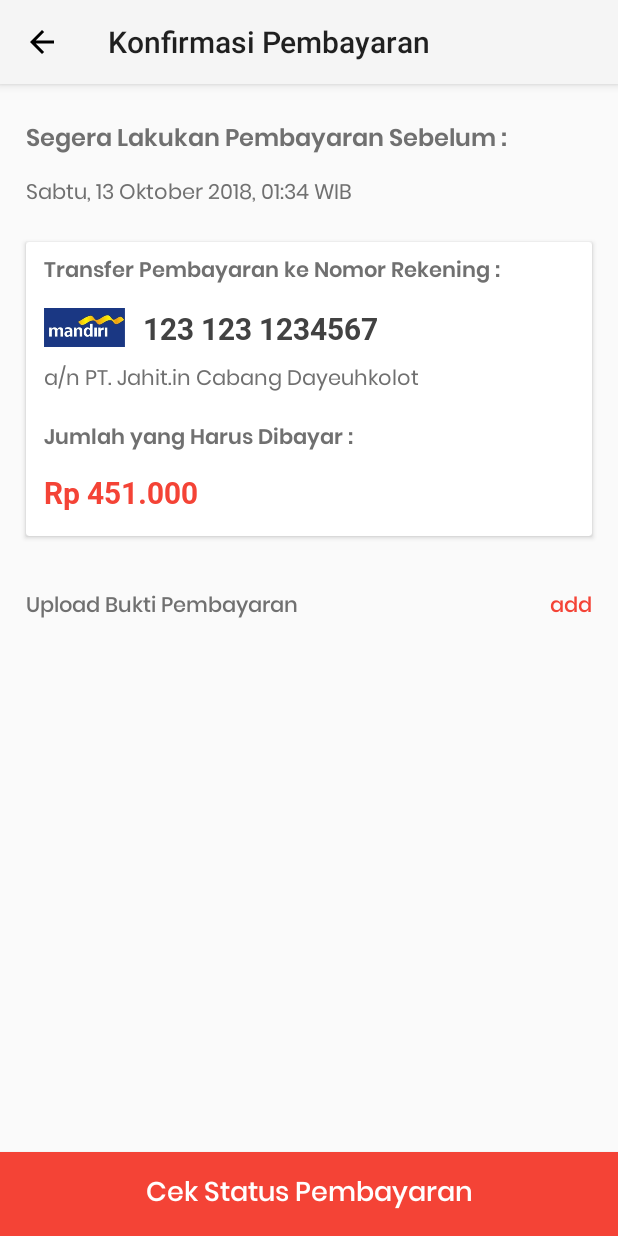
After one commit to Ghalistan/Jahit.in, an Android app: the Bayar2 screen opened directly, with no data from a screen before it, on a phone screen of 412 x 824 dp. The commit adds this screen. Run offline under Robolectric (Android 15) with nearby library versions, the phone set to English and light mode, and no system bars.

Commit message:
(WIP) Bayar & Bayar2
-Rename file
-penambahan dependencies
-penambahan halaman bayar
-linking activity

```diff
--- a/app/build.gradle
+++ b/app/build.gradle
@@ -4,7 +4,7 @@ android {
     compileSdkVersion 27
     defaultConfig {
         applicationId "protel.jahitin"
-        minSdkVersion 17
+        minSdkVersion 21
         targetSdkVersion 27
         versionCode 1
         versionName "1.0"
@@ -30,4 +30,5 @@ dependencies {
     implementation 'com.android.support:cardview-v7:27.1.1'
     implementation 'com.android.support:recyclerview-v7:27.1.1'
     implementation 'com.android.support:design:27.1.1'
+    implementation 'com.github.aakira:expandable-layout:1.6.0@aar'
 }
--- /dev/null
+++ b/app/src/main/java/protel/jahitin/Bayar2.java
@@ -0,0 +1,42 @@
+package protel.jahitin;
+
+import android.support.v7.app.AppCompatActivity;
+import android.os.Bundle;
+import android.view.View;
+import android.view.Window;
+import android.support.v7.widget.Toolbar;
+import android.widget.Button;
+
+public class Bayar2 extends AppCompatActivity implements View.OnClickListener{
+    Toolbar myToolbar;
+    private Button btnMove;
+
+    @Override
+    protected void onCreate(Bundle savedInstanceState) {
+        this.requestWindowFeature(Window.FEATURE_NO_TITLE);
+        this.setContentView(R.layout.activity_bayar2);
+        super.onCreate(savedInstanceState);
+
+        myToolbar = findViewById(R.id.Bayar2_toolbar);
+        myToolbar.setTitle("Konfirmasi Pembayaran");
+        myToolbar.setNavigationIcon(R.drawable.ic_arrow_back_black_24dp);
+        myToolbar.setNavigationOnClickListener(new View.OnClickListener() {
+            @Override
+            public void onClick(View v) {
+                onBackPressed();
+            }
+        });
+        setSupportActionBar(myToolbar);
+
+        btnMove = findViewById(R.id.Bayar2Button);
+        btnMove.setOnClickListener(this);
+    }
+
+    @Override
+    public void onClick(View v) {
+        switch (v.getId()) {
+            case R.id.Bayar2Button:
+                break;
+        }
+    }
+}
--- /dev/null
+++ b/app/src/main/res/drawable/ic_arrow_back_black_24dp.xml
@@ -0,0 +1,5 @@
+<vector android:height="24dp" android:tint="#000000"
+    android:viewportHeight="24.0" android:viewportWidth="24.0"
+    android:width="24dp" xmlns:android="http://schemas.android.com/apk/res/android">
+    <path android:fillColor="#ff000000" android:pathData="M20,11H7.83l5.59,-5.59L12,4l-8,8 8,8 1.41,-1.41L7.83,13H20v-2z"/>
+</vector>
--- a/app/src/main/res/layout/activity_konfirmasi_pembayaran.xml
+++ b/app/src/main/res/layout/activity_bayar2.xml
@@ -1,9 +1,17 @@
 <?xml version="1.0" encoding="utf-8"?>
-<LinearLayout
-    xmlns:android="http://schemas.android.com/apk/res/android"
+<LinearLayout xmlns:android="http://schemas.android.com/apk/res/android"
+    xmlns:app="http://schemas.android.com/apk/res-auto"
     android:layout_width="match_parent"
     android:layout_height="match_parent"
     android:orientation="vertical">
+    <android.support.v7.widget.Toolbar
+        android:id="@+id/Bayar2_toolbar"
+        android:layout_width="match_parent"
+        android:layout_height="?attr/actionBarSize"
+        android:background="?attr/colorPrimary"
+        android:elevation="4dp"
+        android:theme="@style/ThemeOverlay.AppCompat.ActionBar"
+        app:popupTheme="@style/Theme.AppCompat.Light"/>
     <RelativeLayout
         android:layout_width="match_parent"
         android:layout_height="wrap_content"
@@ -111,9 +119,10 @@
         android:layout_width="match_parent"
         android:layout_height="match_parent">
         <Button
-            style="@style/CekStatButton"
+            style="@style/StatButton"
+            android:id="@+id/Bayar2Button"
             android:layout_width="match_parent"
-            android:layout_height="wrap_content"
+            android:layout_height="?attr/actionBarSize"
             android:text="Cek Status Pembayaran"
             android:layout_alignParentBottom="true"/>
     </RelativeLayout>
--- a/app/src/main/res/values/styles.xml
+++ b/app/src/main/res/values/styles.xml
@@ -1,15 +1,15 @@
 <resources>
     <!-- Base application theme. -->
-    <style name="AppTheme" parent="Theme.AppCompat.Light.DarkActionBar">
+    <style name="AppTheme" parent="android:Theme.Material.Light">
         <!-- Customize your theme here. -->
         <item name="colorPrimary">@color/colorPrimary</item>
         <item name="colorPrimaryDark">@color/colorPrimaryDark</item>
         <item name="colorAccent">@color/colorAccent</item>
     </style>
 
-    <!-- konfirmasi_pembayaran.xml -->
-    <style name="confact">
-
+    <!-- Bayar2.xml -->
+    <style name="konf_toolbar" parent="ThemeOverlay.AppCompat.ActionBar">
+        <item name="android:fontFamily">@font/poppinssemibold</item>
     </style>
     <style name="konfirmasi">
         <item name="android:textSize">16sp</item>
@@ -58,7 +58,7 @@
         <item name="android:gravity">end</item>
         <item name="android:fontFamily">@font/poppinsmedium</item>
     </style>
-    <style name="CekStatButton">
+    <style name="StatButton">
         <item name="android:textSize">18sp</item>
         <item name="android:textColor">#ffffff</item>
         <item name="android:background">#f44336</item>
--- a/build.gradle
+++ b/build.gradle
@@ -8,7 +8,6 @@ buildscript {
     }
     dependencies {
         classpath 'com.android.tools.build:gradle:3.2.1'
-
 
         // NOTE: Do not place your application dependencies here; they belong
         // in the individual module build.gradle files
```
Also changed, not shown: app/src/main/AndroidManifest.xml (+10 -3 lines), app/src/main/java/protel/jahitin/Bayar.java (added, +51 -0 lines), app/src/main/java/protel/jahitin/KonfirmasiPembayaran.java (deleted, +0 -13 lines), app/src/main/res/layout/activity_bayar.xml (added, +45 -0 lines), 1 other file.
